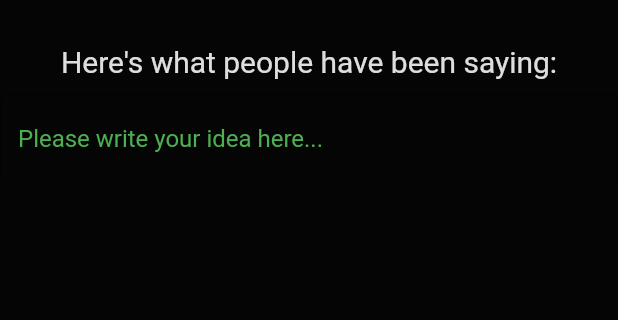
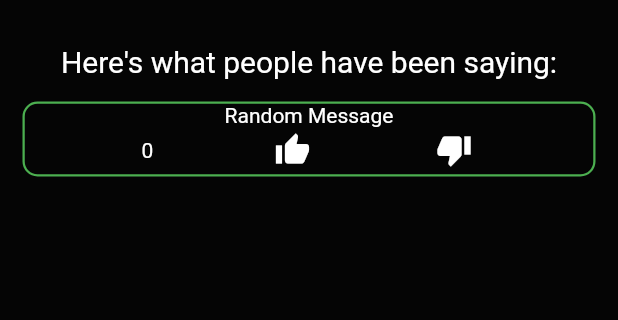
Before and after one commit to JoeySan5/Knights-Social-Media-App, a Flutter app: the screen it shows after launch, on a phone screen of 412 x 824 dp, the part 131-451 px from its top. Run offline on Flutter 3.47's test engine with Material 2 defaults, Android fonts, the phone set to English and light mode, and no system bars; drawn by our look-alikes of like_button.

Commit message:
created idea format that contains a message, like counter, like button, and dislike button

```diff
--- a/flutter/knights/lib/main.dart
+++ b/flutter/knights/lib/main.dart
@@ -1,4 +1,5 @@
 import 'package:flutter/material.dart';
+import 'package:like_button/like_button.dart';
 
 
 //everytime like button is cliked it should be a new request, that either
@@ -55,12 +56,13 @@ class MyHomePage extends StatelessWidget{
             textDirection: TextDirection.ltr,
               style: TextStyle(
                 fontSize: 20,
-                color: Color.fromARGB(221, 255, 255, 255),
-                fontFamily: 'roboto'
+                color: Colors.white,
+                fontFamily: 'roboto',
+
               ),
               ),
             ),
-            Idea(),
+            IdeaFormat(),
           ],
         )
       )
@@ -68,111 +70,87 @@ class MyHomePage extends StatelessWidget{
       }
     }
 
-    // This class is for an "idea", with a message, like counter, like button (increment counter), and dislike button (decrement counter)
-    class Idea extends StatelessWidget {
-      const Idea({super.key});
+    //This class is the format to display an idea,
+    //includes like counter, like button (increment counter), and dislike button (decrement counter)
+    class IdeaFormat extends StatelessWidget{
+      const IdeaFormat({super.key});
 
       @override
       Widget build(BuildContext context) {
-        return(
-            const Padding(
-            padding: EdgeInsets.only(top: 10.0),
-            child: TextField(decoration: InputDecoration(
-              border: OutlineInputBorder(),
-              hintText: 'Please write your idea here...',
-              hintStyle: TextStyle(color: Colors.green),
+        return Container(
+          margin: const EdgeInsets.all(15),
+          //decoration is to make borders look different
+          decoration: BoxDecoration(
+            border: Border.all(
+              color: Colors.green,
+              width: 1.5,
+
+              ),
+              borderRadius: const BorderRadius.all(
+                Radius.circular(10)
               ),
             ),
+
+          height: 50,
+          child:  Column(
+            // mainAxisAlignment: MainAxisAlignment.spaceEvenly,
+            children: [
+              const Text(
+              'Random Message',
+              style: TextStyle(color: Colors.white),
+              ),
+              Row(
+                mainAxisAlignment: MainAxisAlignment.spaceEvenly,
+                children: [
+                  const Text('0',
+                  style: TextStyle(color: Colors.white),
+                  ),
+                  LikeButton(
+                    likeBuilder:(bool isLiked){
+                      return const Icon(
+                          Icons.thumb_up,
+                          color: Colors.white
+                      );
+                    },
+                  ),
+                  LikeButton(
+                    likeBuilder:(bool isLiked){
+                      return const Icon(
+                          Icons.thumb_down,
+                          color: Colors.white
+                      );
+                    },
+                  ),
+
+                ],
+              )
+            ],
           )
         );
+
       }
 
     }
 
-// class MyHomePage extends StatefulWidget {
-//   const MyHomePage({super.key, required this.title});
-
-//   // This widget is the home page of your application. It is stateful, meaning
-//   // that it has a State object (defined below) that contains fields that affect
-//   // how it looks.
-
-//   // This class is the configuration for the state. It holds the values (in this
-//   // case the title) provided by the parent (in this case the App widget) and
-//   // used by the build method of the State. Fields in a Widget subclass are
-//   // always marked "final".
-
-//   final String title;
-
-//   @override
-//   State<MyHomePage> createState() => _MyHomePageState();
-// }
-
-// class _MyHomePageState extends State<MyHomePage> {
-//   int _counter = 0;
-
-//   void _incrementCounter() {
-//     setState(() {
-//       // This call to setState tells the Flutter framework that something has
-//       // changed in this State, which causes it to rerun the build method below
-//       // so that the display can reflect the updated values. If we changed
-//       // _counter without calling setState(), then the build method would not be
-//       // called again, and so nothing would appear to happen.
-//       _counter++;
-//     });
-//   }
+    // This class is for writing an "idea", with a message
+    // class Idea extends StatelessWidget {
+    //   const Idea({super.key});
 
     //   @override
     //   Widget build(BuildContext context) {
-//     // This method is rerun every time setState is called, for instance as done
-//     // by the _incrementCounter method above.
-//     //
-//     // The Flutter framework has been optimized to make rerunning build methods
-//     // fast, so that you can just rebuild anything that needs updating rather
-//     // than having to individually change instances of widgets.
-//     return Scaffold(
-//       appBar: AppBar(
-//         // TRY THIS: Try changing the color here to a specific color (to
-//         // Colors.amber, perhaps?) and trigger a hot reload to see the AppBar
-//         // change color while the other colors stay the same.
-//         backgroundColor: Theme.of(context).colorScheme.inversePrimary,
-//         // Here we take the value from the MyHomePage object that was created by
-//         // the App.build method, and use it to set our appbar title.
-//         title: Text(widget.title),
-//       ),
-//       body: Center(
-//         // Center is a layout widget. It takes a single child and positions it
-//         // in the middle of the parent.
-//         child: Column(
-//           // Column is also a layout widget. It takes a list of children and
-//           // arranges them vertically. By default, it sizes itself to fit its
-//           // children horizontally, and tries to be as tall as its parent.
-//           //
-//           // Column has various properties to control how it sizes itself and
-//           // how it positions its children. Here we use mainAxisAlignment to
-//           // center the children vertically; the main axis here is the vertical
-//           // axis because Columns are vertical (the cross axis would be
-//           // horizontal).
-//           //
-//           // TRY THIS: Invoke "debug painting" (choose the "Toggle Debug Paint"
-//           // action in the IDE, or press "p" in the console), to see the
-//           // wireframe for each widget.
-//           mainAxisAlignment: MainAxisAlignment.center,
-//           children: <Widget>[
-//             const Text(
-//               'You have pushed the button this many times:',
-//             ),
-//             Text(
-//               '$_counter',
-//               style: Theme.of(context).textTheme.headlineMedium,
-//             ),
-//           ],
+    //     return(
+    //         const Padding(
+    //         padding: EdgeInsets.only(top: 10.0),
+    //         child: TextField(
+    //           decoration: InputDecoration(
+    //           border: OutlineInputBorder(),
+    //           hintText: 'Please write your idea here...',
+    //           hintStyle: TextStyle(color: Colors.green),
     //         ),
-//       ),
-//       floatingActionButton: FloatingActionButton(
-//         onPressed: _incrementCounter,
-//         tooltip: 'Increment',
-//         child: const Icon(Icons.add),
-//       ), // This trailing comma makes auto-formatting nicer for build methods.
+    //         style: TextStyle(color: Colors.white),
+    //         ),
+    //         )
     //     );
     //   }
+
     // }
--- a/flutter/knights/pubspec.yaml
+++ b/flutter/knights/pubspec.yaml
@@ -35,6 +35,7 @@ dependencies:
   # The following adds the Cupertino Icons font to your application.
   # Use with the CupertinoIcons class for iOS style icons.
   cupertino_icons: ^1.0.2
+  like_button: ^2.0.5
 
 dev_dependencies:
   flutter_test:
```
Also changed, not shown: flutter/knights/pubspec.lock. Lines whose indentation alone changed are shown as unchanged.
